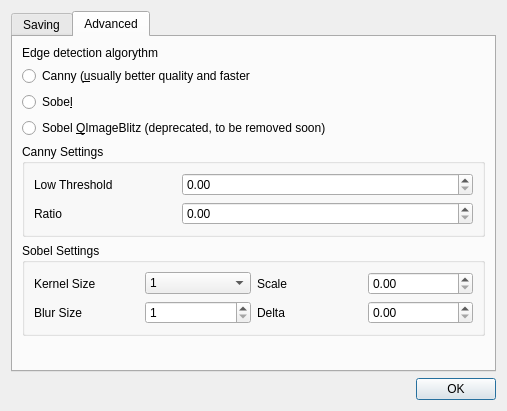
This is src/configurationdialog.ui in GuLinux/PlanetaryImager as Qt 5 draws it before an edit. The edited form follows.
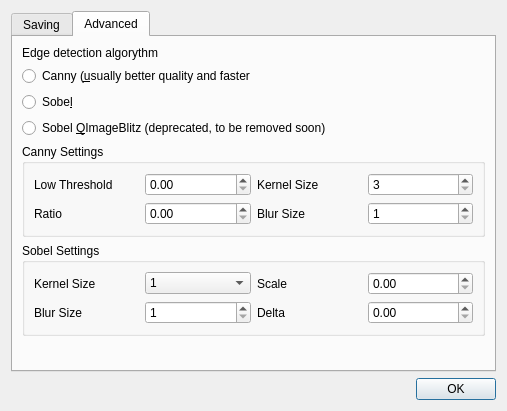
This is the edited form.

Commit message: adding canny configuration parameters

```diff
--- a/src/configurationdialog.ui
+++ b/src/configurationdialog.ui
@@ -25,7 +25,7 @@
     </widget>
    </item>
    <item row="1" column="0">
-    <widget class="QTabWidget" name="saving">
+    <widget class="QTabWidget" name="configurationTab">
      <property name="currentIndex">
       <number>1</number>
      </property>
@@ -179,24 +179,21 @@
             </property>
            </widget>
           </item>
-          <item row="2" column="0">
+          <item row="1" column="0">
            <widget class="QLabel" name="label_6">
             <property name="text">
              <string>Ratio</string>
             </property>
            </widget>
           </item>
-          <item row="0" column="1" colspan="2">
-           <widget class="QDoubleSpinBox" name="cannyThreshold">
-            <property name="maximum">
-             <double>100.000000000000000</double>
-            </property>
-            <property name="singleStep">
-             <double>0.100000000000000</double>
+          <item row="0" column="2">
+           <widget class="QLabel" name="label_11">
+            <property name="text">
+             <string>Kernel Size</string>
             </property>
            </widget>
           </item>
-          <item row="2" column="1" colspan="2">
+          <item row="1" column="1">
            <widget class="QDoubleSpinBox" name="cannyRatio">
             <property name="maximum">
              <double>10.000000000000000</double>
@@ -206,6 +203,49 @@
             </property>
            </widget>
           </item>
+          <item row="0" column="1">
+           <widget class="QDoubleSpinBox" name="cannyThreshold">
+            <property name="maximum">
+             <double>100.000000000000000</double>
+            </property>
+            <property name="singleStep">
+             <double>0.100000000000000</double>
+            </property>
+           </widget>
+          </item>
+          <item row="0" column="3">
+           <widget class="QSpinBox" name="cannyKernelSize">
+            <property name="minimum">
+             <number>3</number>
+            </property>
+            <property name="maximum">
+             <number>7</number>
+            </property>
+            <property name="singleStep">
+             <number>2</number>
+            </property>
+           </widget>
+          </item>
+          <item row="1" column="3">
+           <widget class="QSpinBox" name="cannyBlurSize">
+            <property name="minimum">
+             <number>1</number>
+            </property>
+            <property name="maximum">
+             <number>21</number>
+            </property>
+            <property name="singleStep">
+             <number>2</number>
+            </property>
+           </widget>
+          </item>
+          <item row="1" column="2">
+           <widget class="QLabel" name="label_12">
+            <property name="text">
+             <string>Blur Size</string>
+            </property>
+           </widget>
+          </item>
          </layout>
         </widget>
        </item>
```
The commit also changes 4 other files.
